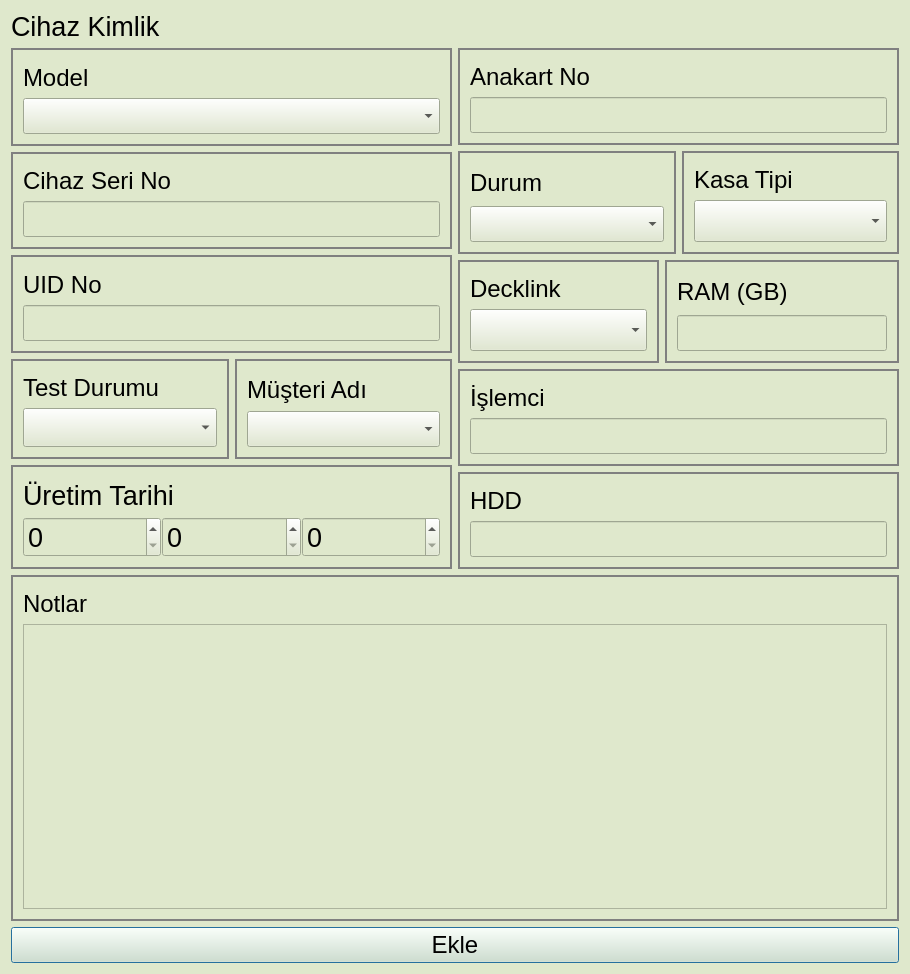
Before: the Qt Designer form src/serverdialog.ui in yunusemrecinar/QT5-cihaz-kimlik-teknik-servis, drawn with Qt 5.
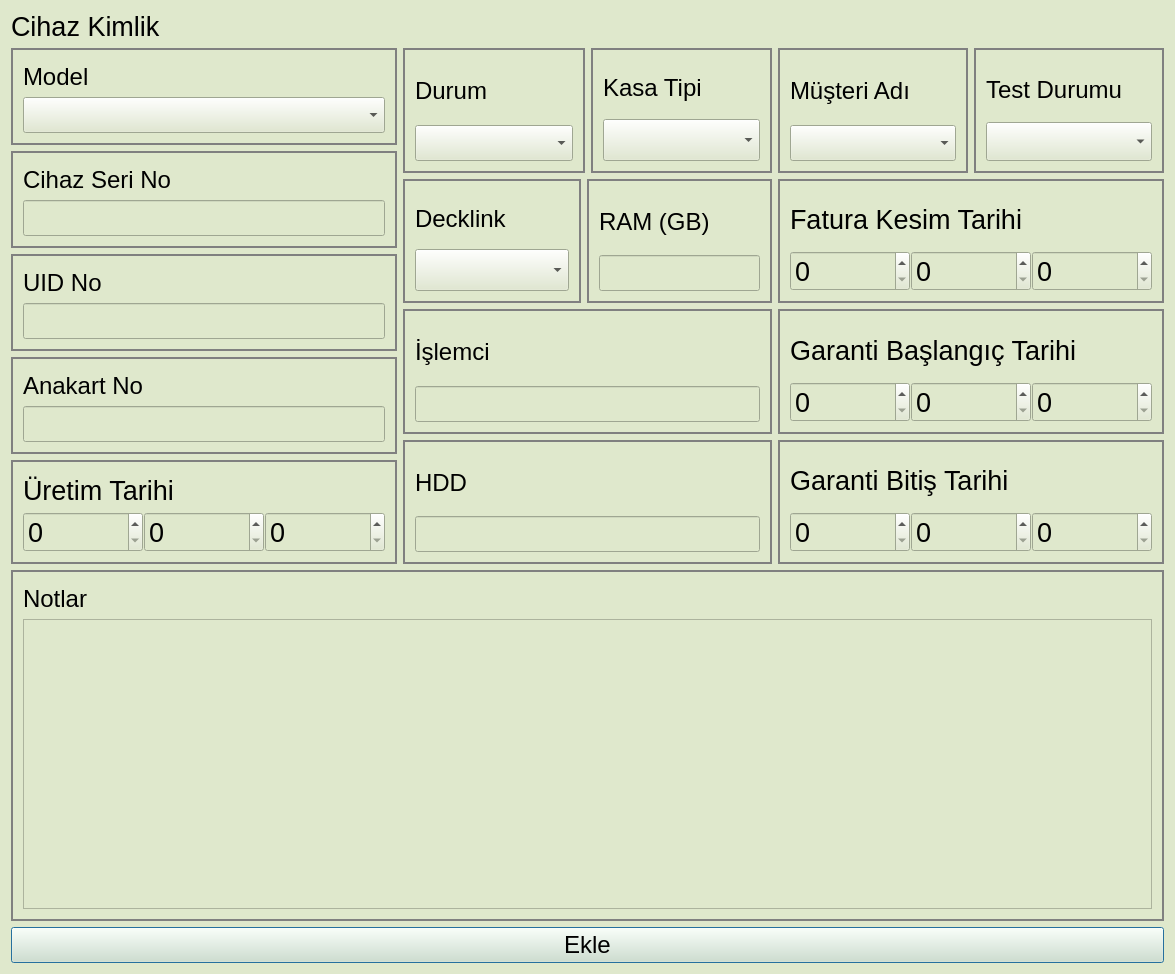
After: the same form once the commit is applied.

```diff
--- a/src/serverdialog.ui
+++ b/src/serverdialog.ui
@@ -6,7 +6,7 @@
    <rect>
     <x>0</x>
     <y>0</y>
-    <width>910</width>
+    <width>1175</width>
     <height>974</height>
    </rect>
   </property>
@@ -18,7 +18,7 @@
   background-color: #DFE8CC ;
 }</string>
   </property>
-  <layout class="QVBoxLayout" name="verticalLayout_12">
+  <layout class="QVBoxLayout" name="verticalLayout_8">
    <item>
     <layout class="QVBoxLayout" name="verticalLayout_14">
      <item>
@@ -156,92 +156,36 @@
           </widget>
          </item>
          <item>
-          <layout class="QHBoxLayout" name="horizontalLayout_3">
-           <item>
-            <widget class="QGroupBox" name="TestDurumBox">
-             <property name="styleSheet">
-              <string notr="true">QGroupBox {
+          <widget class="QGroupBox" name="AnakartNoBox">
+           <property name="styleSheet">
+            <string notr="true">QGroupBox {
 border:2px solid grey;
 }</string>
-             </property>
-             <layout class="QVBoxLayout" name="verticalLayout_8">
-              <item>
-               <widget class="QLabel" name="testDurumu">
-                <property name="font">
-                 <font>
-                  <pointsize>18</pointsize>
-                 </font>
-                </property>
-                <property name="styleSheet">
-                 <string notr="true">verticalLayout_6 {
-border:1px;
-}</string>
-                </property>
-                <property name="text">
-                 <string>Test Durumu</string>
-                </property>
-               </widget>
-              </item>
-              <item>
-               <widget class="QComboBox" name="test_durum_">
-                <property name="font">
-                 <font>
-                  <pointsize>20</pointsize>
-                 </font>
-                </property>
-               </widget>
-              </item>
-             </layout>
-            </widget>
-           </item>
-           <item>
-            <widget class="QGroupBox" name="musteriAdiBox">
-             <property name="minimumSize">
-              <size>
-               <width>0</width>
-               <height>0</height>
-              </size>
-             </property>
-             <property name="styleSheet">
-              <string notr="true">QGroupBox {
-border: 2px solid grey;
-}</string>
-             </property>
-             <layout class="QVBoxLayout" name="verticalLayout_10">
-              <item>
-               <widget class="QLabel" name="musteriAdi_2">
-                <property name="maximumSize">
-                 <size>
-                  <width>16777215</width>
-                  <height>16777215</height>
-                 </size>
-                </property>
-                <property name="font">
-                 <font>
-                  <pointsize>18</pointsize>
-                 </font>
-                </property>
-                <property name="text">
-                 <string>Müşteri Adı</string>
-                </property>
-               </widget>
-              </item>
-              <item>
-               <widget class="QComboBox" name="musteriAdi_1">
-                <property name="enabled">
-                 <bool>true</bool>
-                </property>
-                <property name="font">
-                 <font>
-                  <pointsize>18</pointsize>
-                 </font>
-                </property>
-               </widget>
-              </item>
-             </layout>
-            </widget>
-           </item>
-          </layout>
+           </property>
+           <layout class="QVBoxLayout" name="verticalLayout">
+            <item>
+             <widget class="QLabel" name="anakart">
+              <property name="font">
+               <font>
+                <pointsize>18</pointsize>
+               </font>
+              </property>
+              <property name="text">
+               <string>Anakart No</string>
+              </property>
+             </widget>
+            </item>
+            <item>
+             <widget class="QLineEdit" name="anakart_">
+              <property name="font">
+               <font>
+                <pointsize>18</pointsize>
+               </font>
+              </property>
+             </widget>
+            </item>
+           </layout>
+          </widget>
          </item>
          <item>
           <widget class="QGroupBox" name="uretimTarihBox">
@@ -322,38 +266,6 @@
        </item>
        <item>
         <layout class="QVBoxLayout" name="verticalLayout_13">
-         <item>
-          <widget class="QGroupBox" name="AnakartNoBox">
-           <property name="styleSheet">
-            <string notr="true">QGroupBox {
-border:2px solid grey;
-}</string>
-           </property>
-           <layout class="QVBoxLayout" name="verticalLayout">
-            <item>
-             <widget class="QLabel" name="anakart">
-              <property name="font">
-               <font>
-                <pointsize>18</pointsize>
-               </font>
-              </property>
-              <property name="text">
-               <string>Anakart No</string>
-              </property>
-             </widget>
-            </item>
-            <item>
-             <widget class="QLineEdit" name="anakart_">
-              <property name="font">
-               <font>
-                <pointsize>18</pointsize>
-               </font>
-              </property>
-             </widget>
-            </item>
-           </layout>
-          </widget>
-         </item>
          <item>
           <layout class="QHBoxLayout" name="horizontalLayout_5">
            <item>
@@ -648,6 +560,329 @@
          </item>
         </layout>
        </item>
+       <item>
+        <layout class="QVBoxLayout" name="verticalLayout_12">
+         <item>
+          <layout class="QHBoxLayout" name="horizontalLayout_7">
+           <item>
+            <widget class="QGroupBox" name="musteriAdiBox_2">
+             <property name="minimumSize">
+              <size>
+               <width>0</width>
+               <height>0</height>
+              </size>
+             </property>
+             <property name="styleSheet">
+              <string notr="true">QGroupBox {
+border: 2px solid grey;
+}</string>
+             </property>
+             <layout class="QVBoxLayout" name="verticalLayout_20">
+              <item>
+               <widget class="QLabel" name="musteriAdi_2">
+                <property name="maximumSize">
+                 <size>
+                  <width>16777215</width>
+                  <height>16777215</height>
+                 </size>
+                </property>
+                <property name="font">
+                 <font>
+                  <pointsize>18</pointsize>
+                 </font>
+                </property>
+                <property name="text">
+                 <string>Müşteri Adı</string>
+                </property>
+               </widget>
+              </item>
+              <item>
+               <widget class="QComboBox" name="musteriAdi_1">
+                <property name="enabled">
+                 <bool>true</bool>
+                </property>
+                <property name="font">
+                 <font>
+                  <pointsize>18</pointsize>
+                 </font>
+                </property>
+               </widget>
+              </item>
+             </layout>
+            </widget>
+           </item>
+           <item>
+            <widget class="QGroupBox" name="TestDurumBox_2">
+             <property name="minimumSize">
+              <size>
+               <width>180</width>
+               <height>0</height>
+              </size>
+             </property>
+             <property name="styleSheet">
+              <string notr="true">QGroupBox {
+border:2px solid grey;
+}</string>
+             </property>
+             <layout class="QVBoxLayout" name="verticalLayout_22">
+              <item>
+               <widget class="QLabel" name="testDurumu">
+                <property name="font">
+                 <font>
+                  <pointsize>18</pointsize>
+                 </font>
+                </property>
+                <property name="styleSheet">
+                 <string notr="true">verticalLayout_6 {
+border:1px;
+}</string>
+                </property>
+                <property name="text">
+                 <string>Test Durumu</string>
+                </property>
+               </widget>
+              </item>
+              <item>
+               <widget class="QComboBox" name="test_durum_">
+                <property name="font">
+                 <font>
+                  <pointsize>20</pointsize>
+                 </font>
+                </property>
+               </widget>
+              </item>
+             </layout>
+            </widget>
+           </item>
+          </layout>
+         </item>
+         <item>
+          <widget class="QGroupBox" name="uretimTarihBox_6">
+           <property name="styleSheet">
+            <string notr="true">QGroupBox {
+border:2px solid grey;
+}</string>
+           </property>
+           <layout class="QVBoxLayout" name="verticalLayout_38">
+            <item>
+             <widget class="QLabel" name="uretim_tarih_6">
+              <property name="font">
+               <font>
+                <pointsize>20</pointsize>
+               </font>
+              </property>
+              <property name="text">
+               <string>Fatura Kesim Tarihi</string>
+              </property>
+             </widget>
+            </item>
+            <item>
+             <layout class="QHBoxLayout" name="horizontalLayout_10">
+              <property name="spacing">
+               <number>1</number>
+              </property>
+              <item>
+               <widget class="QSpinBox" name="fatura_date_day_">
+                <property name="minimumSize">
+                 <size>
+                  <width>120</width>
+                  <height>40</height>
+                 </size>
+                </property>
+                <property name="font">
+                 <font>
+                  <pointsize>20</pointsize>
+                 </font>
+                </property>
+               </widget>
+              </item>
+              <item>
+               <widget class="QSpinBox" name="fatura_date_month_">
+                <property name="minimumSize">
+                 <size>
+                  <width>120</width>
+                  <height>40</height>
+                 </size>
+                </property>
+                <property name="font">
+                 <font>
+                  <pointsize>20</pointsize>
+                 </font>
+                </property>
+               </widget>
+              </item>
+              <item>
+               <widget class="QSpinBox" name="fatura_date_year_">
+                <property name="minimumSize">
+                 <size>
+                  <width>120</width>
+                  <height>40</height>
+                 </size>
+                </property>
+                <property name="font">
+                 <font>
+                  <pointsize>20</pointsize>
+                 </font>
+                </property>
+               </widget>
+              </item>
+             </layout>
+            </item>
+           </layout>
+          </widget>
+         </item>
+         <item>
+          <widget class="QGroupBox" name="uretimTarihBox_7">
+           <property name="styleSheet">
+            <string notr="true">QGroupBox {
+border:2px solid grey;
+}</string>
+           </property>
+           <layout class="QVBoxLayout" name="verticalLayout_39">
+            <item>
+             <widget class="QLabel" name="uretim_tarih_7">
+              <property name="font">
+               <font>
+                <pointsize>20</pointsize>
+               </font>
+              </property>
+              <property name="text">
+               <string>Garanti Başlangıç Tarihi</string>
+              </property>
+             </widget>
+            </item>
+            <item>
+             <layout class="QHBoxLayout" name="horizontalLayout_11">
+              <property name="spacing">
+               <number>1</number>
+              </property>
+              <item>
+               <widget class="QSpinBox" name="garanti_start_day_">
+                <property name="minimumSize">
+                 <size>
+                  <width>120</width>
+                  <height>40</height>
+                 </size>
+                </property>
+                <property name="font">
+                 <font>
+                  <pointsize>20</pointsize>
+                 </font>
+                </property>
+               </widget>
+              </item>
+              <item>
+               <widget class="QSpinBox" name="garanti_start_month_">
+                <property name="minimumSize">
+                 <size>
+                  <width>120</width>
+                  <height>40</height>
+                 </size>
+                </property>
+                <property name="font">
+                 <font>
+                  <pointsize>20</pointsize>
+                 </font>
+                </property>
+               </widget>
+              </item>
+              <item>
+               <widget class="QSpinBox" name="garanti_start_year_">
+                <property name="minimumSize">
+                 <size>
+                  <width>120</width>
+                  <height>40</height>
+                 </size>
+                </property>
+                <property name="font">
+                 <font>
+                  <pointsize>20</pointsize>
+                 </font>
+                </property>
+               </widget>
+              </item>
+             </layout>
+            </item>
+           </layout>
+          </widget>
+         </item>
+         <item>
+          <widget class="QGroupBox" name="uretimTarihBox_8">
+           <property name="styleSheet">
+            <string notr="true">QGroupBox {
+border:2px solid grey;
+}</string>
+           </property>
+           <layout class="QVBoxLayout" name="verticalLayout_40">
+            <item>
+             <widget class="QLabel" name="uretim_tarih_8">
+              <property name="font">
+               <font>
+                <pointsize>20</pointsize>
+               </font>
+              </property>
+              <property name="text">
+               <string>Garanti Bitiş Tarihi</string>
+              </property>
+             </widget>
+            </item>
+            <item>
+             <layout class="QHBoxLayout" name="horizontalLayout_12">
+              <property name="spacing">
+               <number>1</number>
+              </property>
+              <item>
+               <widget class="QSpinBox" name="garanti_bitis_day_">
+                <property name="minimumSize">
+                 <size>
+                  <width>120</width>
+                  <height>40</height>
+                 </size>
+                </property>
+                <property name="font">
+                 <font>
+                  <pointsize>20</pointsize>
+                 </font>
+                </property>
+               </widget>
+              </item>
+              <item>
+               <widget class="QSpinBox" name="garanti_bitis_month_">
+                <property name="minimumSize">
+                 <size>
+                  <width>120</width>
+                  <height>40</height>
+                 </size>
+                </property>
+                <property name="font">
+                 <font>
+                  <pointsize>20</pointsize>
+                 </font>
+                </property>
+               </widget>
+              </item>
+              <item>
+               <widget class="QSpinBox" name="garanti_bitis_year_">
+                <property name="minimumSize">
+                 <size>
+                  <width>120</width>
+                  <height>40</height>
+                 </size>
+                </property>
+                <property name="font">
+                 <font>
+                  <pointsize>20</pointsize>
+                 </font>
+                </property>
+               </widget>
+              </item>
+             </layout>
+            </item>
+           </layout>
+          </widget>
+         </item>
+        </layout>
+       </item>
       </layout>
      </item>
      <item>
```
